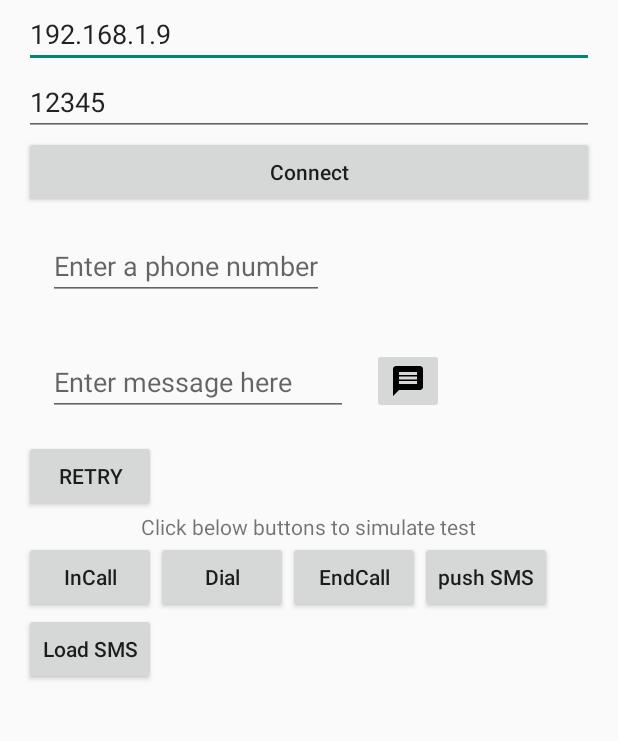
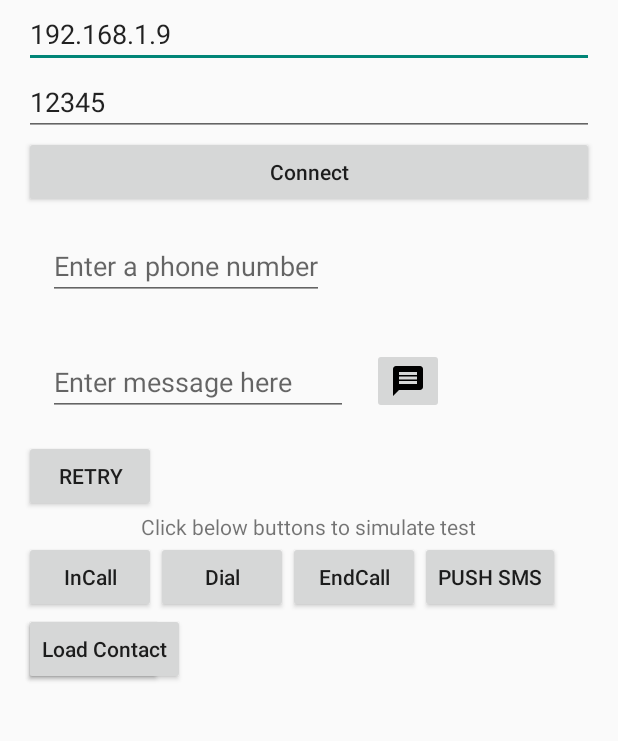
Before and after one commit to giangtqh/hellosdl2w_5.0.0, an Android app: the screen it shows after launch (MainActivity), on a phone screen of 412 x 824 dp, the part 137-878 px from its top. Run offline under Robolectric (Android 15) with nearby library versions, the phone set to English and light mode, and no system bars; 1 statement that could not run was skipped.

Commit message:
load contact list from the phone

```diff
--- a/app/src/main/AndroidManifest.xml
+++ b/app/src/main/AndroidManifest.xml
@@ -11,6 +11,7 @@
     <uses-permission android:name="android.permission.RECEIVE_SMS" />
     <uses-permission android:name="android.permission.SEND_SMS" />
     <uses-permission android:name="android.permission.READ_SMS" />
+    <uses-permission android:name="android.permission.READ_CONTACTS" />
 
     <!-- Required to use the USB Accessory mode -->
     <uses-feature android:name="android.hardware.usb.accessory" />
--- a/app/src/main/java/com/example/hellosdl2w/SdlService.java
+++ b/app/src/main/java/com/example/hellosdl2w/SdlService.java
@@ -339,6 +339,7 @@ public class SdlService extends Service {
                                 //preloadChoices();
                                 //subscribeToButtons();
                                 showFeatures();
+                                //sendContactlist();
                                 //startAudioStream();
                             }
                         }
--- a/app/src/main/res/layout/activity_main.xml
+++ b/app/src/main/res/layout/activity_main.xml
@@ -1,5 +1,6 @@
 <RelativeLayout xmlns:android="http://schemas.android.com/apk/res/android"
     xmlns:tools="http://schemas.android.com/tools"
+    xmlns:app="http://schemas.android.com/apk/res-auto"
     android:layout_width="match_parent"
     android:layout_height="match_parent"
     android:paddingBottom="@dimen/activity_vertical_margin"
@@ -91,47 +92,71 @@
 
     <RelativeLayout
         android:id="@+id/testBtnLayout"
-        android:layout_below="@+id/textSimulate"
         android:layout_width="match_parent"
-        android:layout_height="match_parent">
 
+        android:layout_height="wrap_content"
+        android:layout_below="@+id/textSimulate">
 
         <Button
             android:id="@+id/btnInCall"
-            android:textAllCaps="false"
+            android:layout_width="wrap_content"
+            android:layout_height="wrap_content"
             android:text="InCall"
-            android:layout_width="wrap_content"
-            android:layout_height="wrap_content" />
+            android:textAllCaps="false" />
 
         <Button
             android:id="@+id/btnDial"
-            android:textAllCaps="false"
             android:text="Dial"
             android:layout_toRightOf="@id/btnInCall"
             android:layout_width="wrap_content"
-            android:layout_height="wrap_content" />
+            android:layout_height="wrap_content"
+            android:textAllCaps="false" />
 
         <Button
             android:id="@+id/btnEndCall"
-            android:textAllCaps="false"
+            android:layout_width="wrap_content"
+            android:layout_height="wrap_content"
+            android:layout_toRightOf="@id/btnDial"
             android:text="EndCall"
-            android:layout_toRightOf="@id/btnDial"
-            android:layout_width="wrap_content"
-            android:layout_height="wrap_content" />
+            android:textAllCaps="false" />
+
         <Button
             android:id="@+id/btnPushDummySMS"
-            android:textAllCaps="false"
             android:text="push SMS"
             android:layout_toRightOf="@id/btnEndCall"
             android:layout_width="wrap_content"
             android:layout_height="wrap_content" />
         <Button
             android:id="@+id/btnLoadSms"
-            android:textAllCaps="false"
             android:text="Load SMS"
             android:layout_below="@id/btnInCall"
             android:layout_width="wrap_content"
             android:layout_height="wrap_content" />
+            android:textAllCaps="false" />
+
+        <Button
+            android:id="@+id/btnContact"
+            android:layout_width="wrap_content"
+            android:layout_height="wrap_content"
+            android:layout_below="@id/btnInCall"
+            android:text="Load Contact"
+            android:textAllCaps="false" />
+
+
+    </RelativeLayout>
+
+    <RelativeLayout
+        android:layout_below="@+id/testBtnLayout"
+        android:layout_width="match_parent"
+        android:layout_height="wrap_content">
+
+        <ListView
+            android:id="@+id/list"
+            android:layout_width="359dp"
+            android:layout_height="199dp"
+            android:layout_marginStart="20dp"
+            android:layout_marginEnd="20dp"
+            android:layout_marginBottom="16dp" />
     </RelativeLayout>
 
 
```
Also changed, not shown: app/src/main/java/com/example/hellosdl2w/MainActivity.java (+72 -0 lines).
